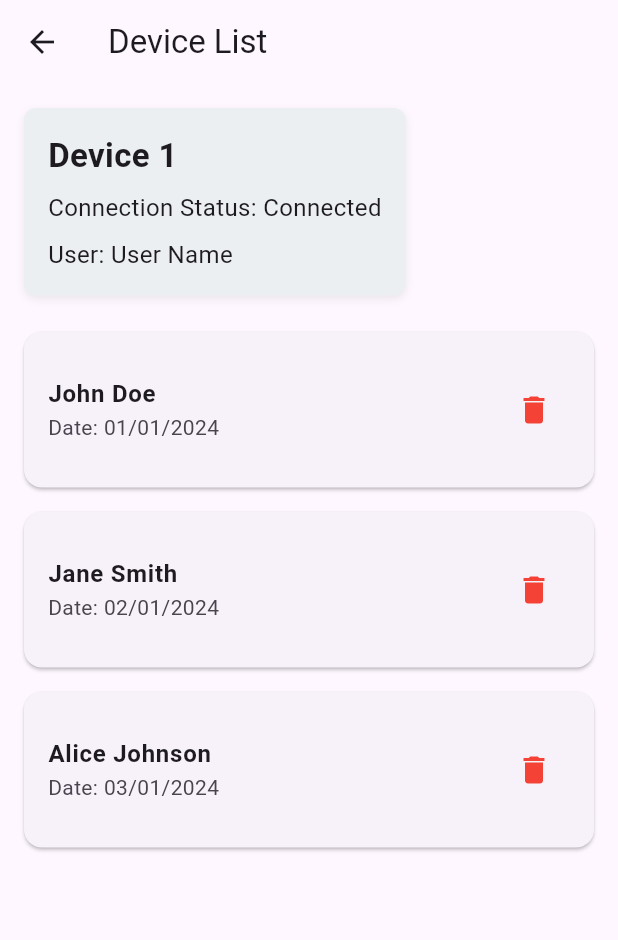
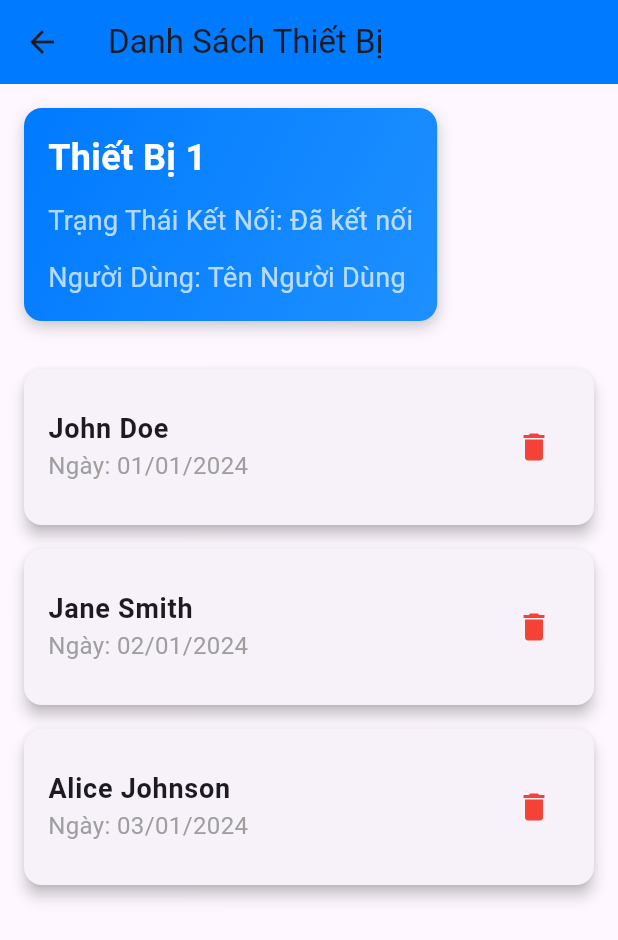
Before and after one commit to quang24pdq/app_roller_door, a Flutter app: the DeviceListScreen screen opened directly, on a phone screen of 412 x 824 dp. Shown: the top 940 px of the screen. Run offline on Flutter 3.47's test engine with Material 3 defaults, Android fonts, the phone set to English and light mode, and no system bars; our stand-ins replace camera, flutter_blue; missing offline and left inert: qr_code_scanner.

Commit message:
Giao diện chỉnh sửa

```diff
--- /dev/null
+++ b/devtools_options.yaml
@@ -0,0 +1,3 @@
+description: This file stores settings for Dart & Flutter DevTools.
+documentation: https://docs.flutter.dev/tools/devtools/extensions#configure-extension-enablement-states
+extensions:
--- a/lib/Page/Set_Timer_Page.dart
+++ b/lib/Page/Set_Timer_Page.dart
@@ -1,3 +1,5 @@
+// ignore_for_file: prefer_const_constructors, sort_child_properties_last, library_private_types_in_public_api, prefer_final_fields
+
 import 'package:flutter/material.dart';
 
 class SetTimerPage extends StatefulWidget {
@@ -53,6 +55,7 @@ class _SetTimerPageState extends State<SetTimerPage> {
                       keyboardType: TextInputType.number,
                       decoration: InputDecoration(
                         labelText: 'Nhập phút',
+
                         border: OutlineInputBorder(),
                         prefixIcon: Icon(Icons.timer),
                         contentPadding: EdgeInsets.symmetric(vertical: 15),
--- a/lib/screens/device_screen.dart
+++ b/lib/screens/device_screen.dart
@@ -5,15 +5,16 @@ class DeviceListScreen extends StatelessWidget {
   Widget build(BuildContext context) {
     return Scaffold(
       appBar: AppBar(
-        title: Text('Device List'),
+        title: const Text('Danh Sách Thiết Bị'),
+        backgroundColor: const Color(0xFF007AFF),
       ),
       body: Padding(
         padding: const EdgeInsets.all(16.0),
         child: Column(
           crossAxisAlignment: CrossAxisAlignment.start,
           children: <Widget>[
-            _buildDeviceHeader('Device 1', 'Connected', 'User Name'),
-            SizedBox(height: 16),
+            _buildDeviceHeader('Thiết Bị 1', 'Đã kết nối', 'Tên Người Dùng'),
+            const SizedBox(height: 24),
             Expanded(
               child: ListView(
                 children: <Widget>[
@@ -32,15 +33,19 @@ class DeviceListScreen extends StatelessWidget {
 
   Widget _buildDeviceHeader(String deviceName, String connectionStatus, String userName) {
     return Container(
-      padding: EdgeInsets.all(16),
+      padding: const EdgeInsets.all(16),
       decoration: BoxDecoration(
-        color: Colors.blueGrey[50],
-        borderRadius: BorderRadius.circular(8),
+        gradient: const LinearGradient(
+          colors: [Color(0xFF007AFF), Color(0xFF1E90FF)],
+          begin: Alignment.topLeft,
+          end: Alignment.bottomRight,
+        ),
+        borderRadius: BorderRadius.circular(12),
         boxShadow: [
           BoxShadow(
-            color: Colors.grey.withOpacity(0.2),
-            blurRadius: 4,
-            offset: Offset(0, 2),
+            color: Colors.black.withOpacity(0.2),
+            blurRadius: 8,
+            offset: const Offset(0, 4),
           ),
         ],
       ),
@@ -49,17 +54,27 @@ class DeviceListScreen extends StatelessWidget {
         children: [
           Text(
             deviceName,
-            style: TextStyle(fontSize: 22, fontWeight: FontWeight.bold),
+            style: const TextStyle(
+              fontSize: 24,
+              fontWeight: FontWeight.bold,
+              color: Colors.white,
+            ),
           ),
-          SizedBox(height: 8),
+          const SizedBox(height: 12),
           Text(
-            'Connection Status: $connectionStatus',
-            style: TextStyle(fontSize: 16),
+            'Trạng Thái Kết Nối: $connectionStatus',
+            style: const TextStyle(
+              fontSize: 18,
+              color: Colors.white70,
+            ),
           ),
-          SizedBox(height: 8),
+          const SizedBox(height: 12),
           Text(
-            'User: $userName',
-            style: TextStyle(fontSize: 16),
+            'Người Dùng: $userName',
+            style: const TextStyle(
+              fontSize: 18,
+              color: Colors.white70,
+            ),
           ),
         ],
       ),
@@ -68,13 +83,29 @@ class DeviceListScreen extends StatelessWidget {
 
   Widget _buildUserTile(String userName, String date) {
     return Card(
-      margin: EdgeInsets.symmetric(vertical: 8),
+      margin: const EdgeInsets.symmetric(vertical: 8),
+      shape: RoundedRectangleBorder(
+        borderRadius: BorderRadius.circular(12),
+      ),
+      elevation: 4,
       child: ListTile(
-        contentPadding: EdgeInsets.all(16),
-        title: Text(userName, style: TextStyle(fontWeight: FontWeight.bold)),
-        subtitle: Text('Date: $date'),
+        contentPadding: const EdgeInsets.all(16),
+        title: Text(
+          userName,
+          style: const TextStyle(
+            fontWeight: FontWeight.bold,
+            fontSize: 18,
+          ),
+        ),
+        subtitle: Text(
+          'Ngày: $date',
+          style: const TextStyle(
+            fontSize: 16,
+            color: Colors.grey,
+          ),
+        ),
         trailing: IconButton(
-          icon: Icon(Icons.delete, color: Colors.red),
+          icon: const Icon(Icons.delete, color: Colors.red),
           onPressed: () {
             // Handle delete functionality
           },
--- a/pubspec.yaml
+++ b/pubspec.yaml
@@ -31,6 +31,7 @@ dependencies:
 
   flutter:
     sdk: flutter
+
   flutter_blue: ^0.8.0
   http: ^1.2.2
   provider: ^6.0.0
```
Also changed, not shown: lib/Page/Change_Password_Page.dart (+68 -62 lines), lib/Page/Scan_Qr_Page.dart (+21 -20 lines), lib/screens/Usage_History_Screen.dart (+94 -25 lines), lib/screens/home_screen.dart (+32 -30 lines), lib/services/url_launcher.dart (added, +36 -0 lines).
